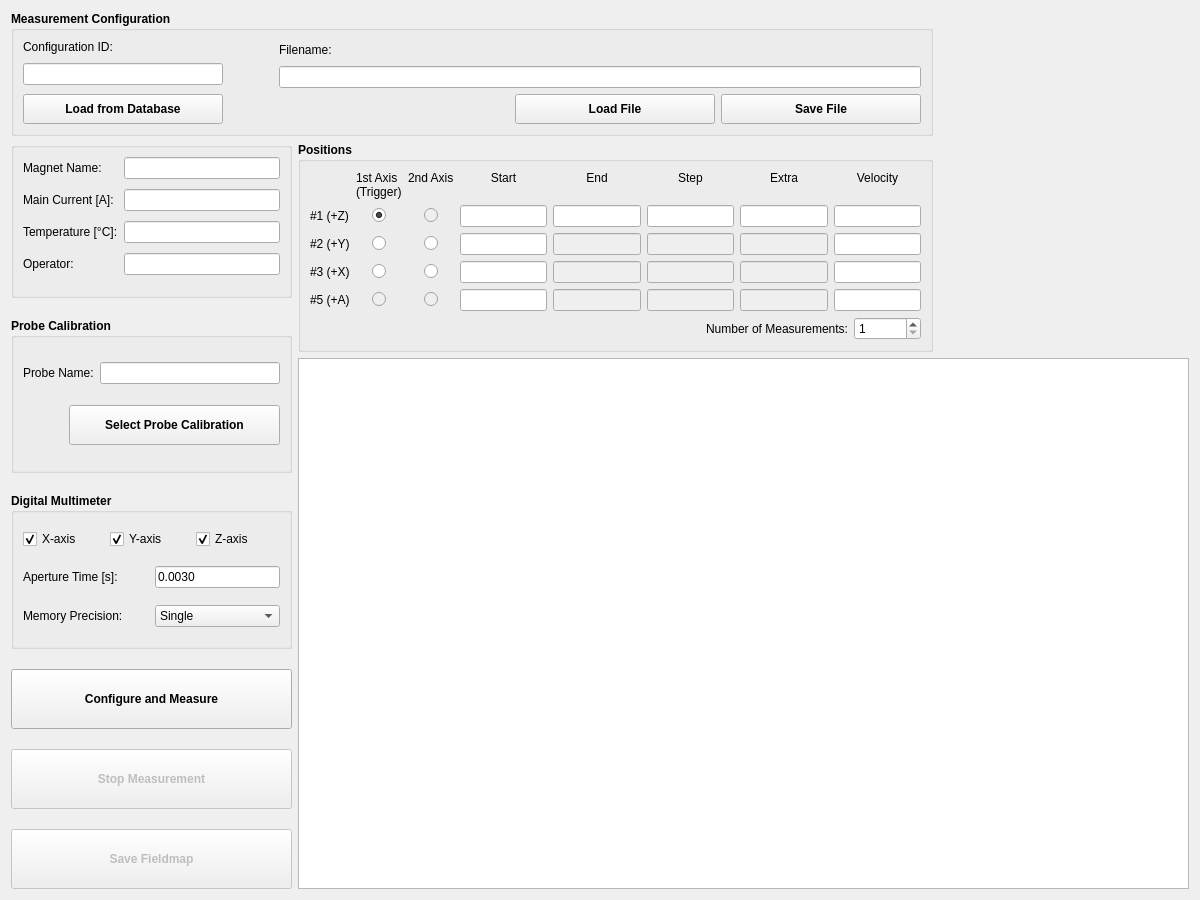
Old version of the form hallbench/gui/ui/measurementwidget.ui in the repository lnls-ima/hall-bench-control.
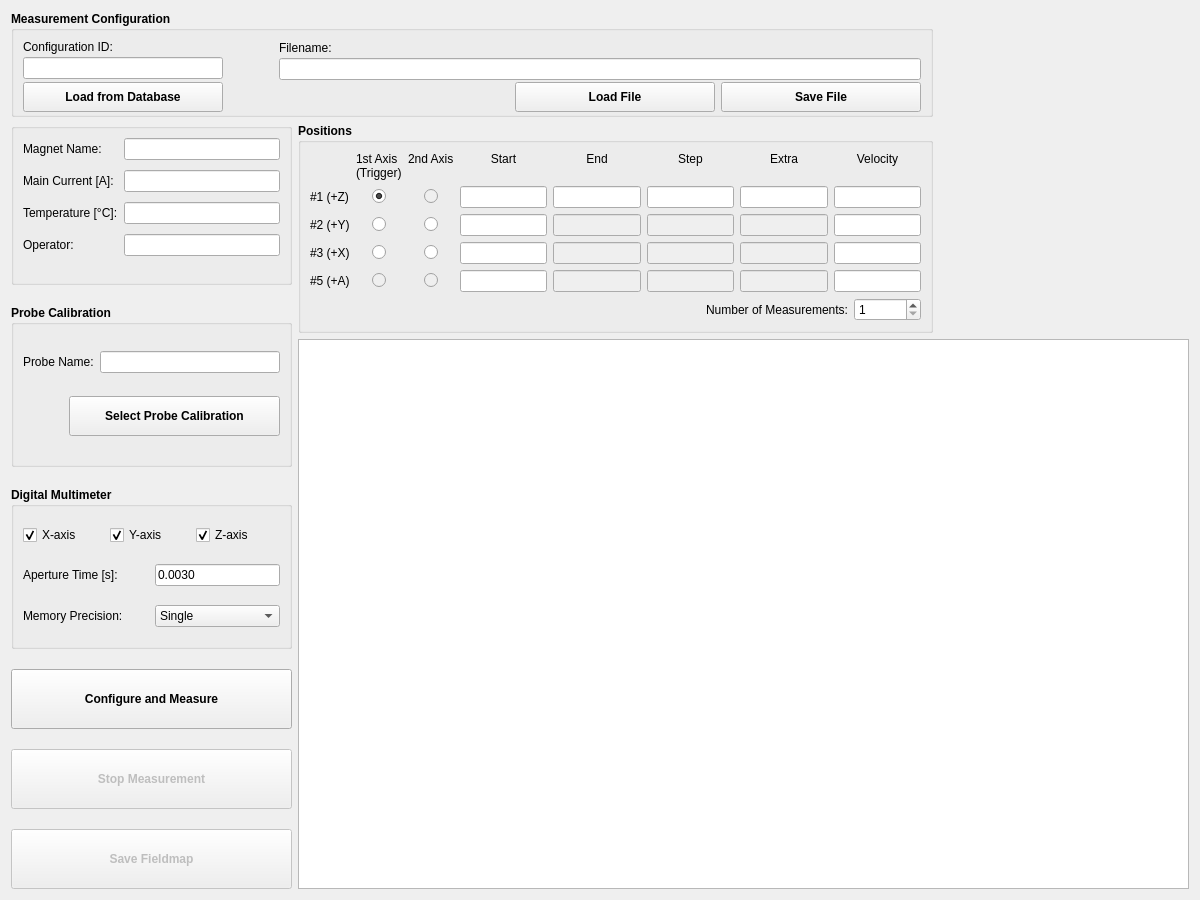
New version of the form. Custom widgets are drawn as their Qt base class.

```diff
--- a/hallbench/gui/ui/measurementwidget.ui
+++ b/hallbench/gui/ui/measurementwidget.ui
@@ -521,6 +521,15 @@
       <string>Measurement Configuration</string>
      </property>
      <layout class="QGridLayout" name="gridLayout">
+      <property name="topMargin">
+       <number>9</number>
+      </property>
+      <property name="bottomMargin">
+       <number>2</number>
+      </property>
+      <property name="verticalSpacing">
+       <number>2</number>
+      </property>
       <item row="0" column="0">
        <widget class="QLabel" name="label_3">
         <property name="font">
```
